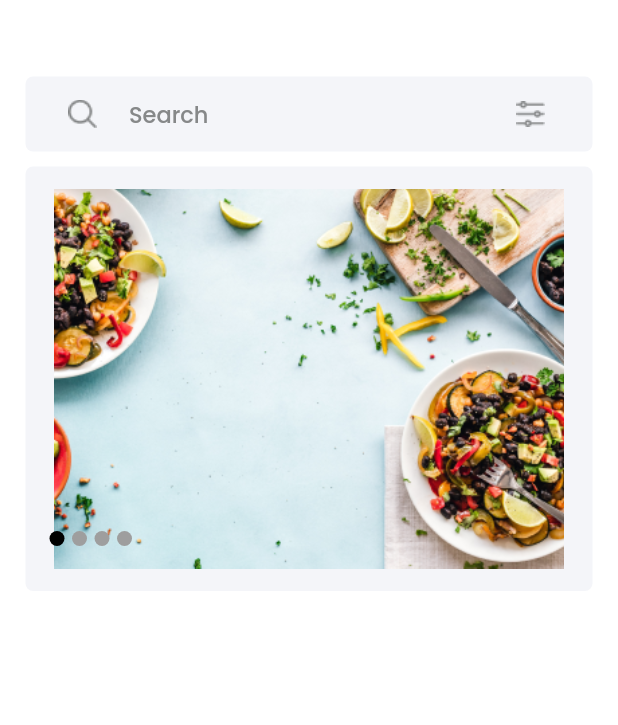
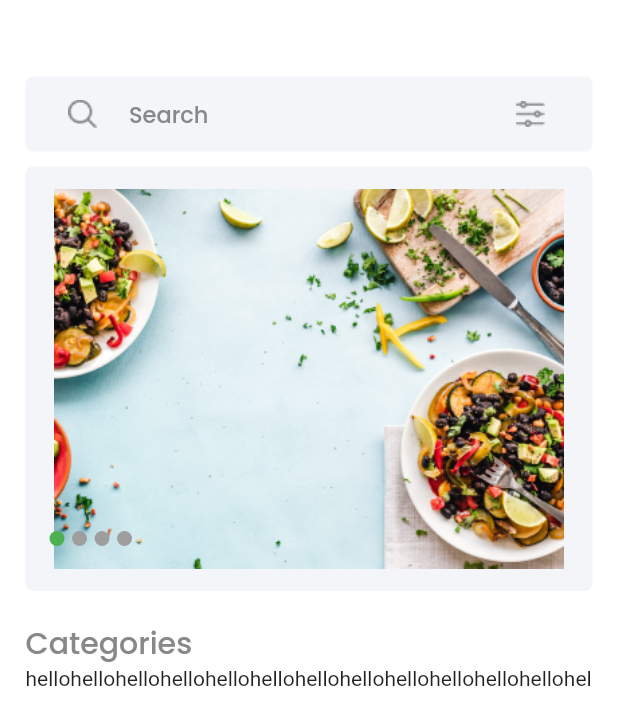
Before and after one commit to hammadkahn/E-Commerce-App, a Flutter app: the Home screen opened directly, on a phone screen of 412 x 824 dp. Shown: the top 725 px of the screen. Run offline on Flutter 3.47's test engine with Material 2 defaults, Android fonts, the phone set to English and light mode, and no system bars; drawn by our look-alikes of carousel_slider, smooth_page_indicator; our stand-ins replace flutter_switch.

Commit message:
home in progress

```diff
--- a/lib/Screens/home.dart
+++ b/lib/Screens/home.dart
@@ -1,3 +1,5 @@
+// import 'dart:html';
+
 import 'package:flutter/Material.dart';
 import 'package:flutter/material.dart';
 import 'package:carousel_slider/carousel_slider.dart';
@@ -15,7 +17,7 @@ class _HomeState extends State<Home> {
         activeIndex: activeIndex,
         count: 4,
         effect: WormEffect(
-          activeDotColor: Colors.black,
+          activeDotColor: Colors.green,
           dotColor: Colors.grey,
           dotHeight: 10,
           dotWidth: 10,
@@ -34,6 +36,7 @@ class _HomeState extends State<Home> {
             padding: const EdgeInsets.only(left: 17, right: 17),
             child: Column(
               mainAxisAlignment: MainAxisAlignment.start,
+              crossAxisAlignment: CrossAxisAlignment.start,
               children: [
                 Padding(
                   padding: const EdgeInsets.only(top: 51),
@@ -95,6 +98,7 @@ class _HomeState extends State<Home> {
                             ],
                             options: CarouselOptions(
                               height: MediaQuery.of(context).size.height,
+                              // width: MediaQuery.of(context).size.width,
                               autoPlay: true,
                               autoPlayInterval: Duration(seconds: 3),
                               autoPlayAnimationDuration:
@@ -122,7 +126,35 @@ class _HomeState extends State<Home> {
                     ),
                   ),
                 ),
-                Row(),
+                Padding(
+                  padding: const EdgeInsets.only(top: 20),
+                  child: Text("Categories",
+                      textAlign: TextAlign.left,
+                      style: TextStyle(
+                          fontSize: 20,
+                          fontWeight: FontWeight.w500,
+                          fontFamily: 'Poppins-Medium',
+                          color: Color(0xFF868889))),
+                ),
+                SingleChildScrollView(
+                  scrollDirection: Axis.horizontal,
+                  child: Row(children: [
+                    Text("hello"),
+                    Text("hello"),
+                    Text("hello"),
+                    Text("hello"),
+                    Text("hello"),
+                    Text("hello"),
+                    Text("hello"),
+                    Text("hello"),
+                    Text("hello"),
+                    Text("hello"),
+                    Text("hello"),
+                    Text("hello"),
+                    Text("hello"),
+                    Text("hello"),
+                  ]),
+                ),
               ],
             ),
           ),
--- a/lib/Screens/splash_screen.dart
+++ b/lib/Screens/splash_screen.dart
@@ -22,7 +22,8 @@ class _SplashScreenState extends State<SplashScreen> {
 
   @override
   Widget build(BuildContext context) {
-    return Scaffold(
+    return SafeArea(
+      child: Scaffold(
           body: Container(
               constraints: const BoxConstraints.expand(),
               decoration: const BoxDecoration(
@@ -75,6 +76,7 @@ class _SplashScreenState extends State<SplashScreen> {
                             color: Color(0xff6CC51D))),
                   )
                 ],
-            )));
+              ))),
+    );
   }
 }
```
Lines whose indentation alone changed are shown as unchanged.
